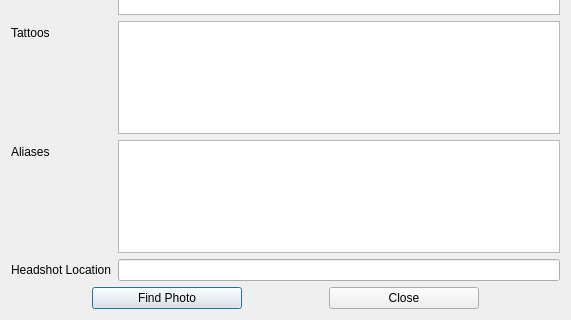
First picture: the form in forms/profiledialog.ui, repository steviedemo/scenequery, before the edit; both pictures show x 0 to 571 and y 408 to 728 of the 571 by 728 pixel window.
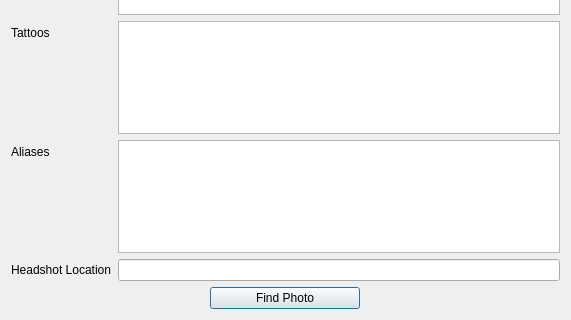
Second picture: the form after the edit.

```diff
--- a/forms/profiledialog.ui
+++ b/forms/profiledialog.ui
@@ -292,19 +292,6 @@
        </property>
       </widget>
      </item>
-     <item>
-      <widget class="QPushButton" name="closeButton">
-       <property name="maximumSize">
-        <size>
-         <width>150</width>
-         <height>16777215</height>
-        </size>
-       </property>
-       <property name="text">
-        <string>Close</string>
-       </property>
-      </widget>
-     </item>
     </layout>
    </item>
   </layout>
```
